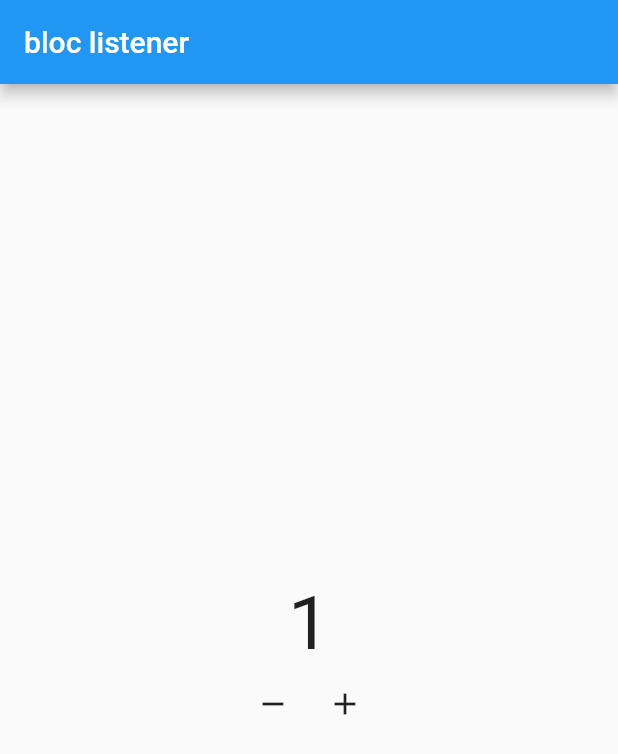
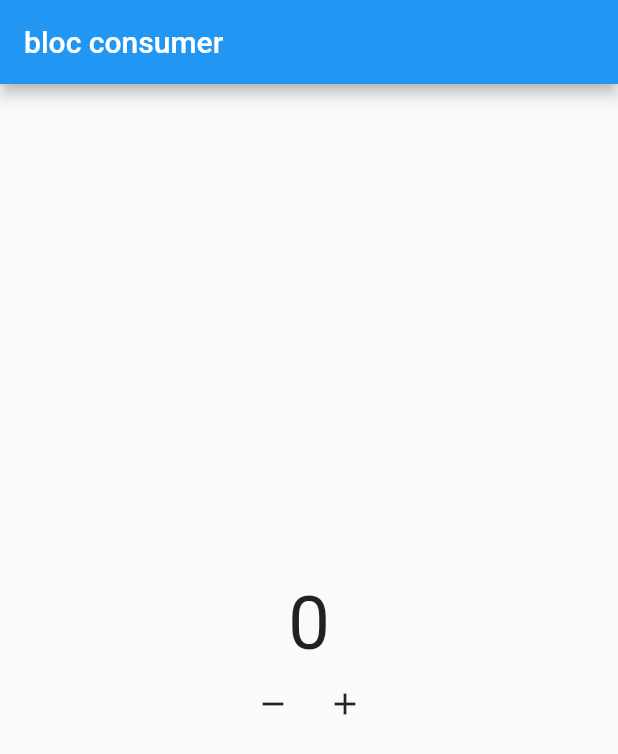
Before and after one commit to balinux/learn_flutter_bloc, a Flutter app: the screen it shows after launch, after a tap on the "add" icon, on a phone screen of 412 x 824 dp. Shown: the top 754 px of the screen. Run offline on Flutter 3.47's test engine with Material 2 defaults, Android fonts, the phone set to English and light mode, and no system bars; our stand-ins replace bloc, flutter_bloc; missing offline and left inert: dart:ffi.

Commit message:
06 Bloc Consumer

```diff
--- a/lib/pages/home.dart
+++ b/lib/pages/home.dart
@@ -13,34 +13,39 @@ class MyHomePage extends StatelessWidget {
   Widget build(BuildContext context) {
     return Scaffold(
       appBar: AppBar(
-        title: const Text("bloc listener"),
+        title: const Text("bloc consumer"),
       ),
       body: Column(
         mainAxisAlignment: MainAxisAlignment.center,
         children: [
-          BlocListener<Counter, int>(
+          BlocConsumer<Counter, int>(
             bloc: _counter,
-            listener: (context, state) {
-              ScaffoldMessenger.of(context).showSnackBar(
-                  SnackBar(content: Text("dijalankan jika state berubah")));
-            },
-            listenWhen: (previous, current) {
-              // set untuk menampilkan data jika mencapai 5
-              if (current == 5) {
+            buildWhen: (previous, current) {
+              if (current % 2 == 0) {
                 return true;
               } else {
                 return false;
               }
             },
-            child: BlocBuilder<Counter, int>(
-              bloc: _counter,
+            listenWhen: (previous, current) {
+              if (current % 2 == 0) {
+                return true;
+              } else {
+                return false;
+              }
+            },
             builder: (context, state) {
               return Text(
                 "$state",
                 style: TextStyle(fontSize: 50),
               );
             },
-            ),
+            listener: (context, state) {
+              ScaffoldMessenger.of(context).showSnackBar(const SnackBar(
+                duration: Duration(seconds: 1),
+                content: Text("Tampil jika data genap"),
+              ));
+            },
           ),
           Row(
             mainAxisAlignment: MainAxisAlignment.center,
```
Lines whose indentation alone changed are shown as unchanged.
